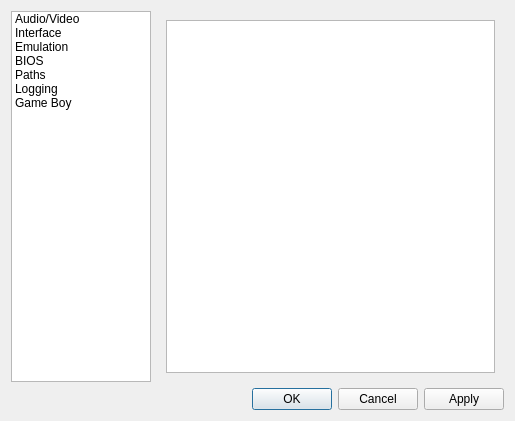
The window that Libretro/mgba/src/platform/qt/SettingsView.ui (kiddreads/Avalon-copy2) describes before a commit, drawn with Qt 5.
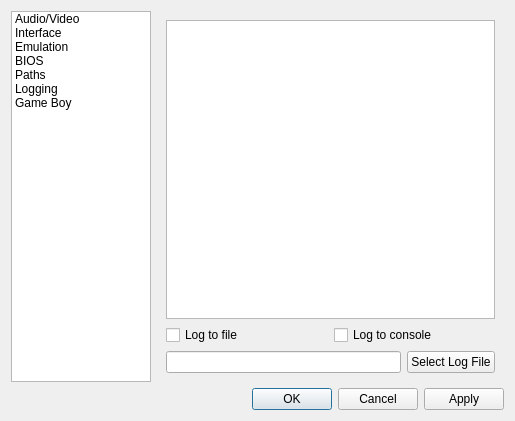
The same window after the commit.

Commit message: Qt: Add logging to file and console

```diff
--- a/Libretro/mgba/src/platform/qt/SettingsView.ui
+++ b/Libretro/mgba/src/platform/qt/SettingsView.ui
@@ -1211,8 +1211,8 @@
       </layout>
      </widget>
      <widget class="QWidget" name="logging">
-      <layout class="QGridLayout" name="a">
-       <item row="0" column="0">
+      <layout class="QVBoxLayout" name="verticalLayout">
+       <item>
         <widget class="QTableView" name="loggingView">
          <attribute name="horizontalHeaderDefaultSectionSize">
           <number>0</number>
@@ -1222,6 +1222,38 @@
          </attribute>
         </widget>
        </item>
+       <item>
+        <layout class="QHBoxLayout" name="horizontalLayout_19">
+         <item>
+          <widget class="QCheckBox" name="logToFile">
+           <property name="text">
+            <string>Log to file</string>
+           </property>
+          </widget>
+         </item>
+         <item>
+          <widget class="QCheckBox" name="logToStdout">
+           <property name="text">
+            <string>Log to console</string>
+           </property>
+          </widget>
+         </item>
+        </layout>
+       </item>
+       <item>
+        <layout class="QHBoxLayout" name="horizontalLayout_20">
+         <item>
+          <widget class="QLineEdit" name="logFile"/>
+         </item>
+         <item>
+          <widget class="QPushButton" name="logFileBrowse">
+           <property name="text">
+            <string>Select Log File</string>
+           </property>
+          </widget>
+         </item>
+        </layout>
+       </item>
       </layout>
      </widget>
      <widget class="QWidget" name="gb">
```
The commit also changes 5 other files.
